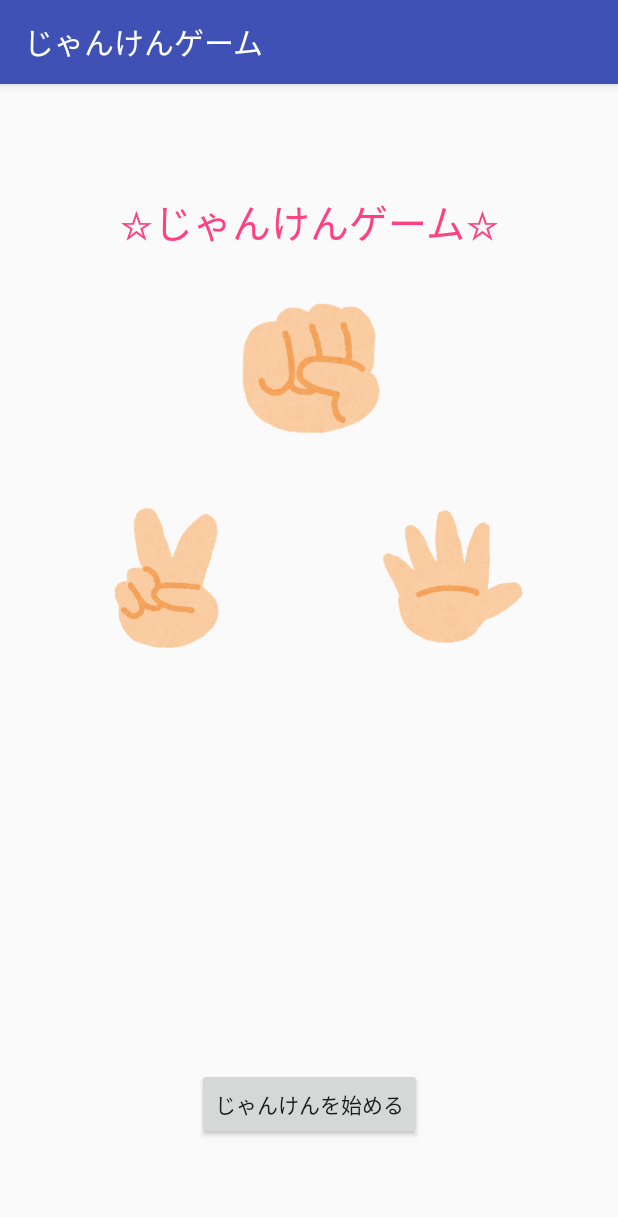
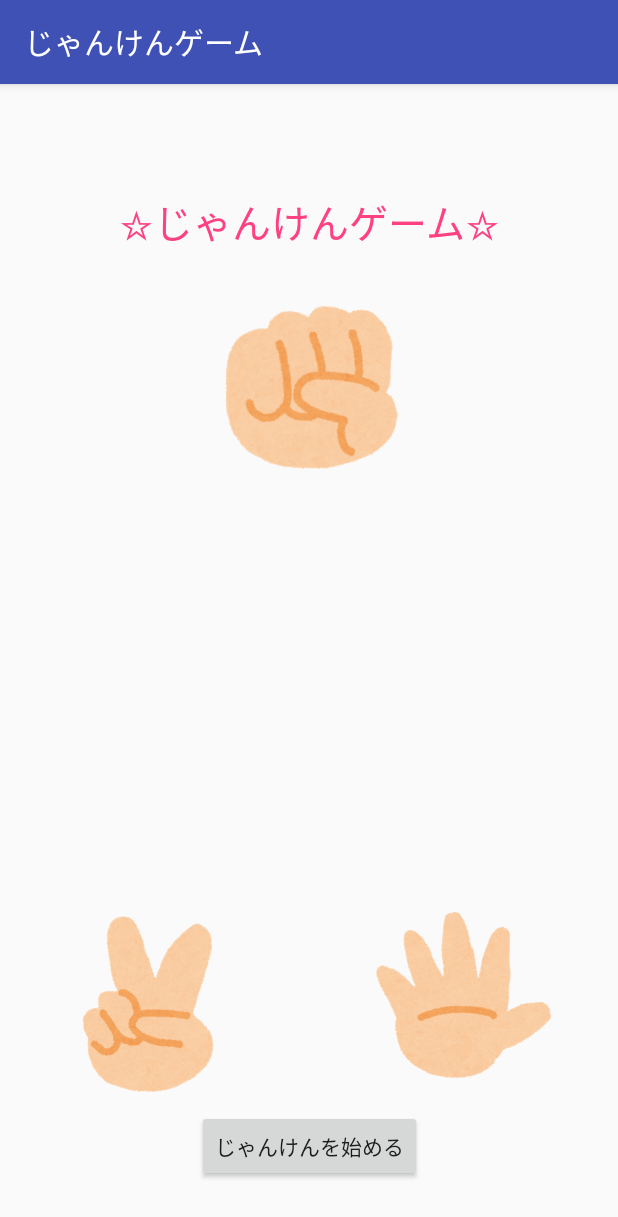
Before and after one commit to Bluewind12/App_zyanken_joke, an Android app: the screen it shows after launch (MainActivity), on a phone screen of 412 x 824 dp. Shown: the top 1217 px of the screen. Run offline under Robolectric (Android 15) with nearby library versions, the phone set to English and light mode, and no system bars.

```diff
--- a/app/src/main/java/com/example/momonyan/app_zyanken_joke/MainActivity.kt
+++ b/app/src/main/java/com/example/momonyan/app_zyanken_joke/MainActivity.kt
@@ -4,22 +4,27 @@ import android.content.Intent
 import android.support.v7.app.AppCompatActivity
 import android.os.Bundle
 import android.widget.Button
-import android.widget.Toast
+import android.widget.ImageButton
 
 class MainActivity : AppCompatActivity() {
-    private lateinit var startButton: Button
-
-    //TODO 何かしらを行ったら勝利確定にする（画像をクリック？）
-    //TODO 引き分けも（画像をクリック？）
-
     override fun onCreate(savedInstanceState: Bundle?) {
         super.onCreate(savedInstanceState)
         setContentView(R.layout.activity_main)
-        startButton = findViewById<Button>(R.id.startB)
+        var winner = 0   //0:AI , 1:player , 2:draw
+        val startButton = findViewById<Button>(R.id.startB)
+        val winImageView = findViewById<ImageButton>(R.id.winImage)
+        val drawImageView = findViewById<ImageButton>(R.id.drawImage)
         startButton.setOnClickListener {
-            Toast.makeText(this, "Test", Toast.LENGTH_LONG).show()
-            val intant = Intent(this, First_Choice_Screen::class.java)
-            startActivity(intant)
+            val nextIntent = Intent(this, ChoiceScreen::class.java)
+            nextIntent.putExtra("winner", winner)
+            startActivity(nextIntent)
+        }
+        winImageView.setOnClickListener {
+            winner = 1
+        }
+        drawImageView.setOnClickListener {
+            winner = 2
         }
     }
+
 }
--- a/app/src/main/res/layout/activity_main.xml
+++ b/app/src/main/res/layout/activity_main.xml
@@ -14,8 +14,8 @@
         android:layout_marginStart="8dp"
         android:layout_marginTop="72dp"
         android:text="@string/title"
+        android:textColor="@color/colorAccent"
         android:textSize="26sp"
-        android:textColor="@color/colorAccent"
         app:layout_constraintEnd_toEndOf="parent"
         app:layout_constraintStart_toStartOf="parent"
         app:layout_constraintTop_toTopOf="parent" />
@@ -24,7 +24,7 @@
         android:id="@+id/startB"
         android:layout_width="wrap_content"
         android:layout_height="wrap_content"
-        android:layout_marginBottom="64dp"
+        android:layout_marginBottom="36dp"
         android:layout_marginEnd="8dp"
         android:layout_marginStart="8dp"
         android:text="@string/start_button"
@@ -32,42 +32,51 @@
         app:layout_constraintEnd_toEndOf="parent"
         app:layout_constraintStart_toStartOf="parent" />
 
-    <ImageView
-        android:id="@+id/imageView"
-        android:layout_width="100dp"
-        android:layout_height="100dp"
+    <ImageButton
+        android:id="@+id/winImage"
+        android:layout_width="125dp"
+        android:layout_height="125dp"
         android:layout_marginEnd="8dp"
         android:layout_marginStart="8dp"
         android:layout_marginTop="28dp"
+        android:background="@android:color/transparent"
+        android:contentDescription="@string/gu"
+        android:scaleType="fitStart"
         app:layout_constraintEnd_toEndOf="parent"
         app:layout_constraintStart_toStartOf="parent"
         app:layout_constraintTop_toBottomOf="@+id/titleT"
         app:srcCompat="@drawable/janken_gu" />
 
-    <ImageView
+    <ImageButton
         android:id="@+id/imageView2"
-        android:layout_width="100dp"
-        android:layout_height="100dp"
+        android:layout_width="125dp"
+        android:layout_height="125dp"
         android:layout_marginBottom="8dp"
-        android:layout_marginStart="60dp"
+        android:layout_marginStart="40dp"
         android:layout_marginTop="40dp"
+        android:background="@android:color/transparent"
+        android:contentDescription="@string/choki"
+        android:scaleType="fitStart"
         app:layout_constraintBottom_toTopOf="@+id/startB"
         app:layout_constraintStart_toStartOf="parent"
-        app:layout_constraintTop_toBottomOf="@+id/imageView"
-        app:layout_constraintVertical_bias="0.0"
+        app:layout_constraintTop_toBottomOf="@+id/winImage"
+        app:layout_constraintVertical_bias="1.0"
         app:srcCompat="@drawable/janken_choki" />
 
-    <ImageView
-        android:id="@+id/imageView3"
-        android:layout_width="100dp"
-        android:layout_height="100dp"
+    <ImageButton
+        android:id="@+id/drawImage"
+        android:layout_width="125dp"
+        android:layout_height="125dp"
         android:layout_marginBottom="8dp"
-        android:layout_marginEnd="60dp"
+        android:layout_marginEnd="40dp"
         android:layout_marginTop="40dp"
+        android:background="@android:color/transparent"
+        android:contentDescription="@string/pa"
+        android:scaleType="fitStart"
         app:layout_constraintBottom_toTopOf="@+id/startB"
         app:layout_constraintEnd_toEndOf="parent"
-        app:layout_constraintTop_toBottomOf="@+id/imageView"
-        app:layout_constraintVertical_bias="0.0"
+        app:layout_constraintTop_toBottomOf="@+id/winImage"
+        app:layout_constraintVertical_bias="1.0"
         app:srcCompat="@drawable/janken_pa" />
 
 </android.support.constraint.ConstraintLayout>
--- a/app/src/main/res/values/colors.xml
+++ b/app/src/main/res/values/colors.xml
@@ -2,5 +2,5 @@
 <resources>
     <color name="colorPrimary">#3F51B5</color>
     <color name="colorPrimaryDark">#303F9F</color>
-    <color name="colorAccent">#FF4081</color>
+    <color name="colorAccent">#ff4081</color>
 </resources>
--- a/app/src/main/res/values/strings.xml
+++ b/app/src/main/res/values/strings.xml
@@ -13,6 +13,8 @@
     <string name="vs">VS</string>
     <string name="your_Hand">あなたの手</string>
     <string name="AI_Hand">私（AI）の手</string>
-
-
+    <string name="reset">最初に戻る</string>
+    <string name="lose">あなたの負けです</string>
+    <string name="draw">引き分けです</string>
+    <string name="win">あなたの勝ちです</string>
 </resources>
```
Also changed, not shown: app/src/main/AndroidManifest.xml (+4 -4 lines), app/src/main/java/com/example/momonyan/app_zyanken_joke/ChoiceScreen.kt (added, +34 -0 lines), app/src/main/java/com/example/momonyan/app_zyanken_joke/First_Choice_Screen.kt (deleted, +0 -33 lines), app/src/main/java/com/example/momonyan/app_zyanken_joke/QuestionScreen.kt (renamed from app/src/main/java/com/example/momonyan/app_zyanken_joke/First_Question.kt, +22 -18 lines), app/src/main/java/com/example/momonyan/app_zyanken_joke/ResultScreen.kt (renamed from app/src/main/java/com/example/momonyan/app_zyanken_joke/Result_Screen.kt, +34 -17 lines).
